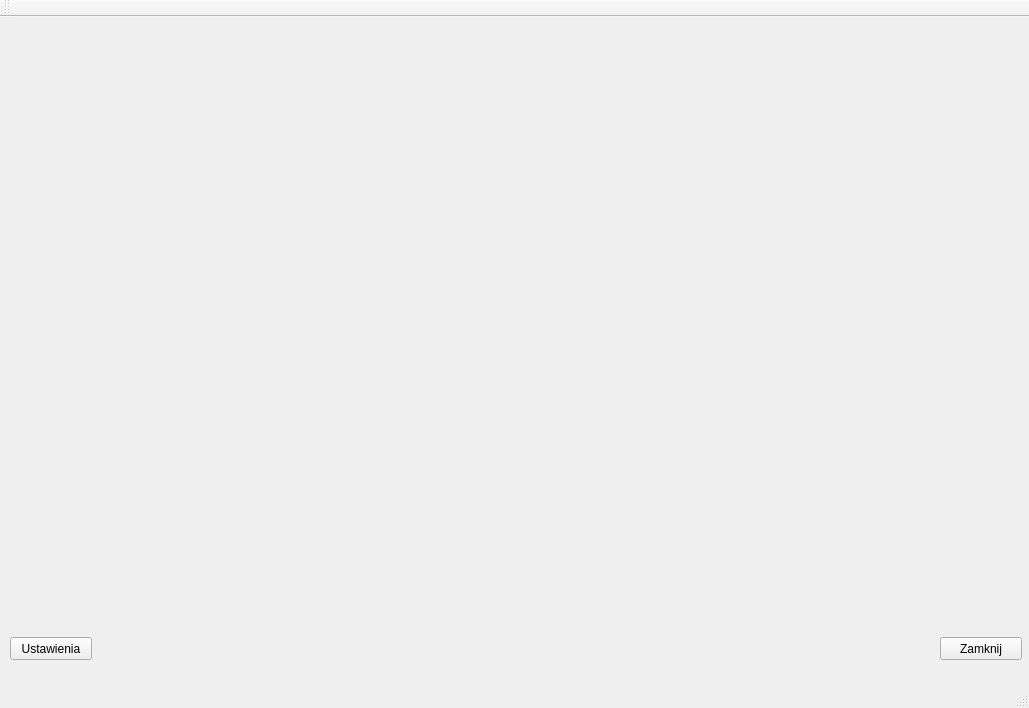
Above: USB2/oknoglowne.ui from piotrsiedlik/QT before the change. Below: the same form after it.
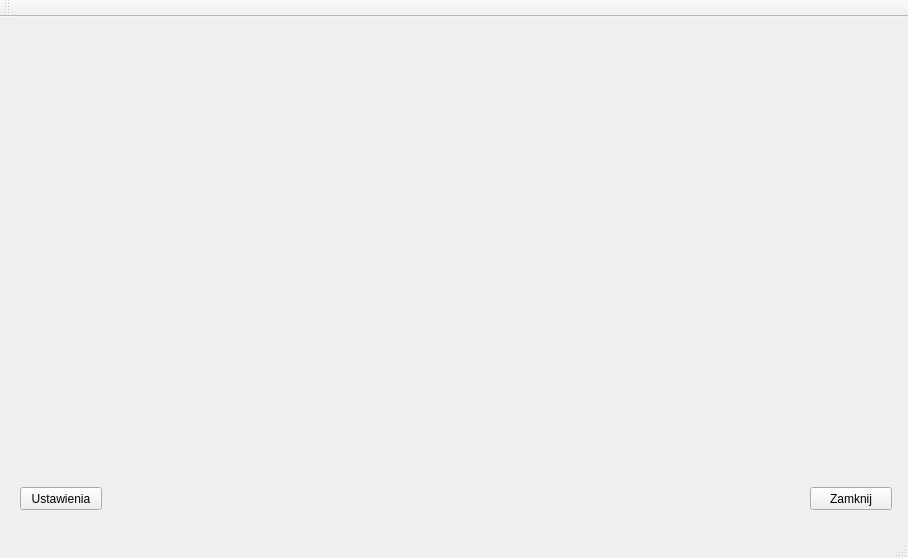
That is the form after the change.

The edit to the form file:
```diff
--- a/USB2/oknoglowne.ui
+++ b/USB2/oknoglowne.ui
@@ -6,8 +6,8 @@
    <rect>
     <x>0</x>
     <y>0</y>
-    <width>1029</width>
-    <height>708</height>
+    <width>908</width>
+    <height>558</height>
    </rect>
   </property>
   <property name="windowTitle">
@@ -17,8 +17,8 @@
    <widget class="QPushButton" name="pbZamknij">
     <property name="geometry">
      <rect>
-      <x>940</x>
-      <y>620</y>
+      <x>810</x>
+      <y>470</y>
       <width>82</width>
       <height>23</height>
      </rect>
@@ -30,8 +30,8 @@
    <widget class="QPushButton" name="pbUstawieniaUSB">
     <property name="geometry">
      <rect>
-      <x>10</x>
-      <y>620</y>
+      <x>20</x>
+      <y>470</y>
       <width>82</width>
       <height>23</height>
      </rect>
```
Left out of the diff: 2 changed lines with no effect on the pictures.
